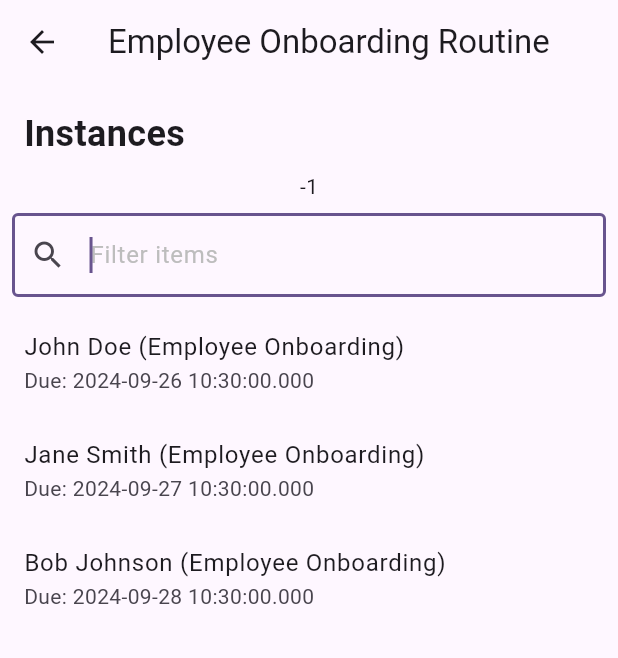
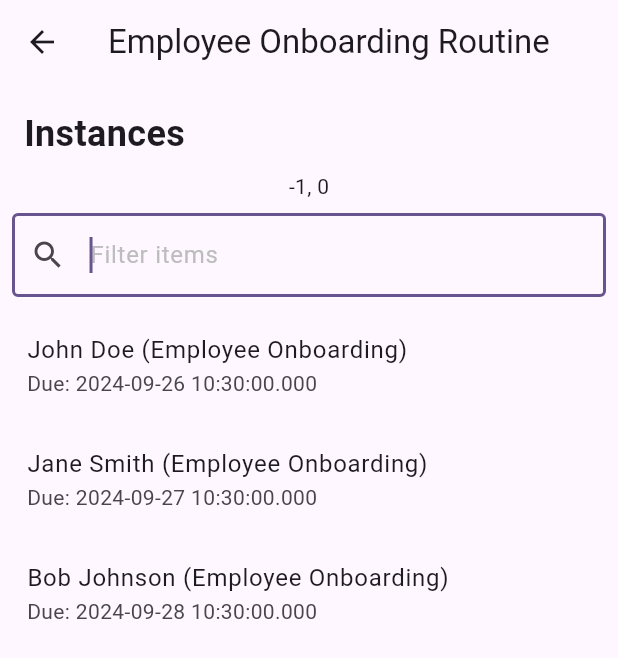
Before and after one commit to zelk/rutinia, a Flutter app: the screen it shows after launch, after a tap on "Employee Onboarding", on a phone screen of 412 x 824 dp. Shown: the top 658 px of the screen. Run offline on Flutter 3.47's test engine with Material 3 defaults, Android fonts, the phone set to English and light mode, and no system bars.

Commit message:
Work on columns

```diff
--- a/lib/main_page.dart
+++ b/lib/main_page.dart
@@ -52,22 +52,35 @@ class MainPageState extends State<MainPage> {
         title: const Text('Routines'),
       ),
       body: ZelkFilteredListView(
-          itemCount: _filteredItems.length,
-          filter: _filterItems,
-          onItemTap: (index) {
-            _openRoutinePage(_filteredItems[index]);
-          },
-          itemBuilder: (context, index, hasFocus) {
-            final routine = _filteredItems[index];
+        itemCount: _filteredItems.length,
+        columnCount: 2,
+        filter: _filterItems,
+        onItemTap: (rowIndex) {
+          _openRoutinePage(_filteredItems[rowIndex]);
+        },
+        itemBuilders: [
+          (context, rowIndex, rowHasFocus, columnIndex, columnHasFocus) {
+            final routine = _filteredItems[rowIndex];
             return ListTile(
               title: Text(routine.name),
-              subtitle: Text('${routine.instances.length} instances'),
-              tileColor: hasFocus ? Colors.blue.withOpacity(0.5) : null,
+              tileColor: rowHasFocus ? Colors.blue.withOpacity(0.2) : null,
               onTap: () {
                 _openRoutinePage(routine);
               },
             );
-          }),
+          },
+          (context, rowIndex, rowHasFocus, columnIndex, columnHasFocus) {
+            final routine = _filteredItems[rowIndex];
+            return ListTile(
+              subtitle: Text('${routine.instances.length} instances'),
+              tileColor: rowHasFocus ? Colors.blue.withOpacity(0.2) : null,
+              onTap: () {
+                _openRoutinePage(routine);
+              },
+            );
+          },
+        ],
+      ),
     );
   }
 }
--- a/lib/routine_page.dart
+++ b/lib/routine_page.dart
@@ -71,21 +71,25 @@ class _RoutinePageState extends State<RoutinePage> {
           Expanded(
             child: ZelkFilteredListView(
               itemCount: _filteredItems.length,
+              columnCount: 1,
               filter: _filterItems,
-              onItemTap: (index) {
-                _openInstancePage(_filteredItems[index]);
+              onItemTap: (rowIndex) {
+                _openInstancePage(_filteredItems[rowIndex]);
               },
-              itemBuilder: (context, index, hasFocus) {
-                final instance = _filteredItems[index];
+              itemBuilders: [
+                (context, rowIndex, rowHasFocus, columnIndex, columnHasFocus) {
+                  final instance = _filteredItems[rowIndex];
                   return ListTile(
                     title: Text(instance.name),
                     subtitle: Text('Due: ${instance.dueDate.toString()}'),
-                  tileColor: hasFocus ? Colors.blue.withOpacity(0.5) : null,
+                    tileColor:
+                        rowHasFocus ? Colors.blue.withOpacity(0.5) : null,
                     onTap: () {
                       _openInstancePage(instance);
                     },
                   );
-              },
+                }
+              ],
             ),
           ),
         ],
--- a/lib/widgets/zelk_filtered_list_view.dart
+++ b/lib/widgets/zelk_filtered_list_view.dart
@@ -1,5 +1,11 @@
 import 'package:flutter/material.dart';
 import 'package:flutter/services.dart';
+
+// TODO: Add Focus for each column
+
+// TODO: Add right and left arrow keys to move between columns
+
+// TODO: Keep track of selected column, adding _listColumnIndex
 
 // TODO: Tab key in filter text field should move focus to the list, after "X"
 
@@ -21,17 +27,21 @@ import 'package:flutter/services.dart';
 
 class ZelkFilteredListView extends StatefulWidget {
   final int itemCount;
+  final int columnCount;
   final Function(String) filter;
-  final Function(int index) onItemTap;
-  final Widget Function(BuildContext context, int index, bool hasFocus)
-      itemBuilder;
+  final Function(int rowIndex) onItemTap;
+  final List<
+      Widget Function(BuildContext context, int rowIndex, bool rowHasFocus,
+          int columnIndex, bool columnHasFocus)> itemBuilders;
 
-  const ZelkFilteredListView(
-      {super.key,
+  const ZelkFilteredListView({
+    super.key,
     required this.itemCount,
+    required this.columnCount,
     required this.filter,
     required this.onItemTap,
-      required this.itemBuilder});
+    required this.itemBuilders,
+  });
 
   @override
   ZelkFilteredListViewState createState() => ZelkFilteredListViewState();
@@ -42,6 +52,7 @@ class ZelkFilteredListViewState extends State<ZelkFilteredListView> {
   final FocusNode _textFieldFocusNode = FocusNode();
   final FocusScopeNode _listFocusScopeNode = FocusScopeNode();
   int _listRowIndex = -1;
+  int _listColumnIndex = 0;
 
   @override
   void initState() {
@@ -84,6 +95,14 @@ class ZelkFilteredListViewState extends State<ZelkFilteredListView> {
       }
       return KeyEventResult.handled;
     }
+    if (event.logicalKey == LogicalKeyboardKey.arrowUp &&
+        (event is KeyDownEvent || event is KeyRepeatEvent)) {
+      if (_textFieldController.selection.baseOffset ==
+          _textFieldController.text.length) {
+        _textFieldFocusNode.focusInDirection(TraversalDirection.up);
+        return KeyEventResult.handled;
+      }
+    }
     if (event.logicalKey == LogicalKeyboardKey.arrowDown &&
         (event is KeyDownEvent || event is KeyRepeatEvent)) {
       if (_textFieldController.selection.baseOffset ==
@@ -119,7 +138,7 @@ class ZelkFilteredListViewState extends State<ZelkFilteredListView> {
         FocusScope.of(context)
             .focusedChild
             ?.focusInDirection(TraversalDirection.up);
-      } else {
+      } else if (event is KeyDownEvent) {
         _listFocusScopeNode.unfocus();
         _textFieldFocusNode.requestFocus();
       }
@@ -132,6 +151,28 @@ class ZelkFilteredListViewState extends State<ZelkFilteredListView> {
           FocusScope.of(context)
               .focusedChild
               ?.focusInDirection(TraversalDirection.down);
+        });
+      }
+      return KeyEventResult.handled;
+    }
+    if (event.logicalKey == LogicalKeyboardKey.arrowRight &&
+        (event is KeyDownEvent || event is KeyRepeatEvent)) {
+      if (_listColumnIndex < widget.columnCount - 1) {
+        setState(() {
+          FocusScope.of(context)
+              .focusedChild
+              ?.focusInDirection(TraversalDirection.right);
+        });
+      }
+      return KeyEventResult.handled;
+    }
+    if (event.logicalKey == LogicalKeyboardKey.arrowLeft &&
+        (event is KeyDownEvent || event is KeyRepeatEvent)) {
+      if (_listColumnIndex > 0) {
+        setState(() {
+          FocusScope.of(context)
+              .focusedChild
+              ?.focusInDirection(TraversalDirection.left);
         });
       }
       return KeyEventResult.handled;
@@ -153,10 +194,10 @@ class ZelkFilteredListViewState extends State<ZelkFilteredListView> {
   Widget build(BuildContext context) {
     return Column(
       children: [
-        Text("$_listRowIndex"),
+        Text("$_listRowIndex, $_listColumnIndex"),
         Padding(
           padding: const EdgeInsets.all(8.0),
-          child: FocusScope(
+          child: Focus(
             onKeyEvent: (node, event) {
               return _handleTextFieldFocusKeyPress(context, event);
             },
@@ -195,25 +236,88 @@ class ZelkFilteredListViewState extends State<ZelkFilteredListView> {
                   )
                 : ListView.builder(
                     itemCount: widget.itemCount,
-                    itemBuilder: (context, index) {
+                    itemBuilder: (context, rowIndex) {
                       return Focus(
+                        canRequestFocus:
+                            false, // TODO: Change to skipTraversal true?
                         onFocusChange: (hasFocus) {
                           if (hasFocus) {
                             setState(() {
-                                _listRowIndex = index;
+                              _listRowIndex = rowIndex;
                             });
                           } else {
-                              if (_listRowIndex == index) {
+                            if (_listRowIndex == rowIndex) {
                               setState(() {
                                 _listRowIndex = -1;
                               });
                             }
                           }
                         },
+                        child: Row(
+                          children:
+                              widget.itemBuilders.asMap().entries.map((entry) {
+                            int columnIndex = entry.key;
+                            var builder = entry.value;
+                            return Expanded(
+                              child: Focus(
+                                onFocusChange: (hasFocus) {
+                                  if (hasFocus) {
+                                    setState(() {
+                                      _listColumnIndex = columnIndex;
+                                    });
+                                  }
+                                },
                                 child: ExcludeFocus(
-                            child: widget.itemBuilder(
-                                context, index, _listRowIndex == index),
-                          ));
+                                  child: Container(
+                                    decoration: BoxDecoration(
+                                      border: Border(
+                                        top: BorderSide(
+                                          color: _listRowIndex == rowIndex &&
+                                                  _listColumnIndex ==
+                                                      columnIndex
+                                              ? Colors.black
+                                              : Colors.transparent,
+                                          width: 2.0,
+                                        ),
+                                        bottom: BorderSide(
+                                          color: _listRowIndex == rowIndex &&
+                                                  _listColumnIndex ==
+                                                      columnIndex
+                                              ? Colors.black
+                                              : Colors.transparent,
+                                          width: 2.0,
+                                        ),
+                                        left: BorderSide(
+                                          color: _listRowIndex == rowIndex &&
+                                                  _listColumnIndex ==
+                                                      columnIndex
+                                              ? Colors.black
+                                              : Colors.transparent,
+                                          width: 2.0,
+                                        ),
+                                        right: BorderSide(
+                                          color: _listRowIndex == rowIndex &&
+                                                  _listColumnIndex ==
+                                                      columnIndex
+                                              ? Colors.black
+                                              : Colors.transparent,
+                                          width: 2.0,
+                                        ),
+                                      ),
+                                    ),
+                                    child: builder(
+                                        context,
+                                        rowIndex,
+                                        _listRowIndex == rowIndex,
+                                        columnIndex,
+                                        _listColumnIndex == columnIndex),
+                                  ),
+                                ),
+                              ),
+                            );
+                          }).toList(),
+                        ),
+                      );
                     },
                   ),
           ),
```
Also changed, not shown: lib/instance_page.dart (+11 -6 lines). Lines whose indentation alone changed are shown as unchanged.
